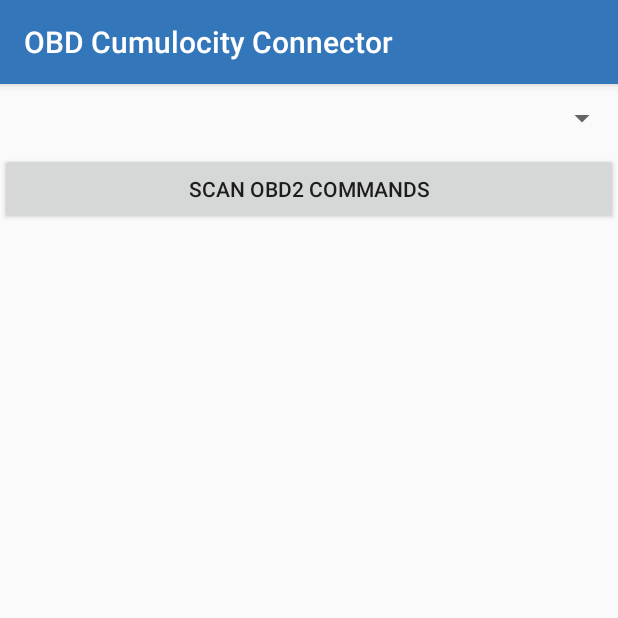
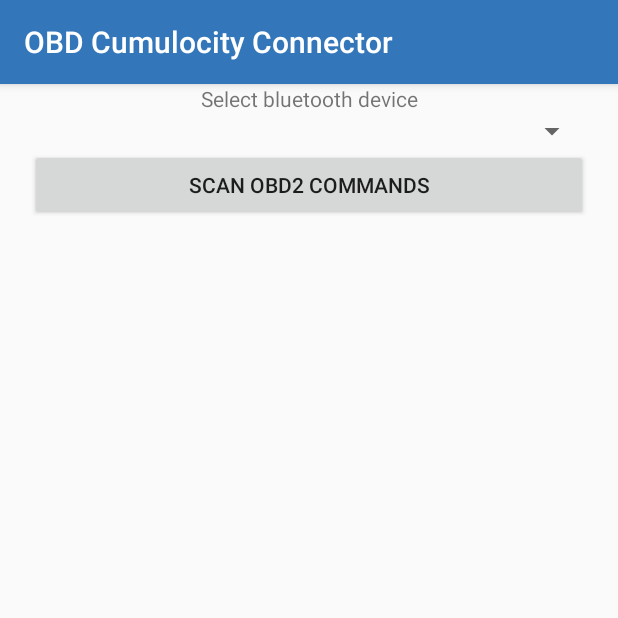
Before and after one commit to TyrManuZ/c8y-obd-connector-app, an Android app: the ObdConfigurationActivity screen opened directly, with no data from a screen before it, after a tap on "SCAN OBD2 COMMANDS", on a phone screen of 412 x 824 dp, the top half of it. Run offline under Robolectric (Android 15) with nearby library versions, the phone set to English and light mode, and no system bars; libraries missing offline, so code that uses them is left out: com.github.pires.obd; 2 statements that could not run were skipped.

Commit message:
Update obd config screen

```diff
--- a/app/src/main/java/com/cumulocity/obdconnector/activities/ObdConfigurationActivity.java
+++ b/app/src/main/java/com/cumulocity/obdconnector/activities/ObdConfigurationActivity.java
@@ -11,9 +11,10 @@ import android.bluetooth.BluetoothSocket;
 import android.content.Intent;
 import android.content.SharedPreferences;
 import android.os.AsyncTask;
+import android.os.Bundle;
 import android.support.v7.app.AppCompatActivity;
-import android.os.Bundle;
 import android.util.Log;
+import android.view.LayoutInflater;
 import android.view.View;
 import android.widget.ArrayAdapter;
 import android.widget.Button;
@@ -26,9 +27,9 @@ import android.widget.Toast;
 
 import com.cumulocity.obdconnector.ApplicationProperties;
 import com.cumulocity.obdconnector.DisplayableBluetoothDevice;
-import com.cumulocity.obdconnector.obd.ObdCapabilityMap;
 import com.cumulocity.obdconnector.R;
 import com.cumulocity.obdconnector.messages.ObdMessage;
+import com.cumulocity.obdconnector.obd.ObdCapabilityMap;
 import com.cumulocity.obdconnector.obd.ObdCommands;
 
 import java.io.IOException;
@@ -93,7 +94,6 @@ public class ObdConfigurationActivity extends AppCompatActivity {
         private static final String TAG = "ObdCapabilitiesTask";
 
         private final ProgressBar loadingAvailableCommandsBar;
-        private final LinearLayout.LayoutParams layoutParams;
         private final LinearLayout obdConfigurationLayout;
         private final ListView availableCommands;
         private final Button nextScreenButton;
@@ -101,13 +101,11 @@ public class ObdConfigurationActivity extends AppCompatActivity {
         private List<ObdMessage> supportedMessages;
 
         protected ObdCapabilitiesTask() {
-            availableCommands = new ListView(getApplicationContext());
-            loadingAvailableCommandsBar = new ProgressBar(getApplicationContext());
-            nextScreenButton = new Button(getApplicationContext());
-            layoutParams = new LinearLayout.LayoutParams(LinearLayout.LayoutParams.MATCH_PARENT, LinearLayout.LayoutParams.WRAP_CONTENT);
-            loadingAvailableCommandsBar.setLayoutParams(layoutParams);
-            availableCommands.setLayoutParams(layoutParams);
             obdConfigurationLayout = findViewById(R.id.obd_configuration_layout);
+            LayoutInflater inflater = LayoutInflater.from(getApplicationContext());
+            loadingAvailableCommandsBar = (ProgressBar) inflater.inflate(R.layout.spinning_progress_bar, obdConfigurationLayout, false);
+            availableCommands = (ListView) inflater.inflate(R.layout.obd_command_list, obdConfigurationLayout, false);
+            nextScreenButton = (Button) inflater.inflate(R.layout.next_screen_button, obdConfigurationLayout, false);
         }
 
         @Override
@@ -137,8 +135,6 @@ public class ObdConfigurationActivity extends AppCompatActivity {
                 Log.d(TAG, "Add list to view");
                 obdConfigurationLayout.addView(availableCommands);
 
-                nextScreenButton.setLayoutParams(layoutParams);
-                nextScreenButton.setText("Next");
                 nextScreenButton.setOnClickListener(new View.OnClickListener() {
                     @Override
                     public void onClick(View view) {
--- a/app/src/main/res/layout/obd_command_entry.xml
+++ b/app/src/main/res/layout/obd_command_entry.xml
@@ -6,5 +6,4 @@
 
 <Switch xmlns:android="http://schemas.android.com/apk/res/android"
     android:layout_width="match_parent"
-    android:layout_height="match_parent">
-</Switch>
+    android:layout_height="wrap_content"></Switch>
--- a/app/src/main/res/layout/obd_configuration_screen.xml
+++ b/app/src/main/res/layout/obd_configuration_screen.xml
@@ -10,15 +10,28 @@
     android:layout_width="match_parent"
     android:layout_height="match_parent">
 
+    <TextView
+        android:id="@+id/textView"
+        android:layout_width="match_parent"
+        android:layout_height="wrap_content"
+        android:layout_marginLeft="@dimen/main_left_margin"
+        android:layout_marginRight="@dimen/main_right_margin"
+        android:text="Select bluetooth device"
+        android:textAlignment="center" />
+
     <Spinner
         android:id="@+id/selector_bluetooth_device"
         android:layout_width="match_parent"
-        android:layout_height="46dp" />
+        android:layout_height="wrap_content"
+        android:layout_marginLeft="@dimen/main_left_margin"
+        android:layout_marginRight="@dimen/main_right_margin"/>
 
     <Button
         android:id="@+id/scan_obd"
         android:layout_width="match_parent"
         android:layout_height="wrap_content"
+        android:layout_marginLeft="@dimen/main_left_margin"
+        android:layout_marginRight="@dimen/main_right_margin"
         android:text="Scan OBD2 commands" />
 
 </LinearLayout>
--- a/app/src/main/res/layout/spinning_progress_bar.xml
+++ b/app/src/main/res/layout/spinning_progress_bar.xml
@@ -6,6 +6,6 @@
 
 <ProgressBar xmlns:android="http://schemas.android.com/apk/res/android"
     android:layout_width="match_parent"
-    android:layout_height="match_parent">
+    android:layout_height="wrap_content">
 
 </ProgressBar>
--- /dev/null
+++ b/app/src/main/res/values/dimens.xml
@@ -0,0 +1,5 @@
+<?xml version="1.0" encoding="utf-8"?>
+<resources>
+    <dimen name="main_left_margin">20dp</dimen>
+    <dimen name="main_right_margin">20dp</dimen>
+</resources>
```
Also changed, not shown: app/src/main/java/com/cumulocity/obdconnector/obd/ObdCommands.java (+10 -4 lines), app/src/main/res/layout/cumulocity_settings.xml (+10 -10 lines), app/src/main/res/layout/next_screen_button.xml (added, +9 -0 lines), app/src/main/res/layout/obd_command_list.xml (added, +12 -0 lines).
